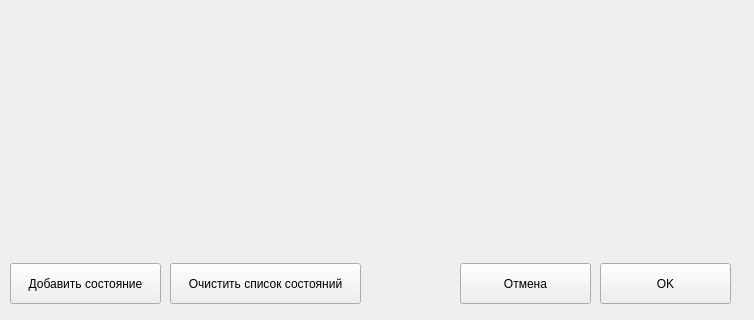
IrenPischulina/TestServer, file settransitions.ui: the form before one commit; both pictures show x 0 to 754 and y 297 to 617 of the 754 by 617 pixel window.
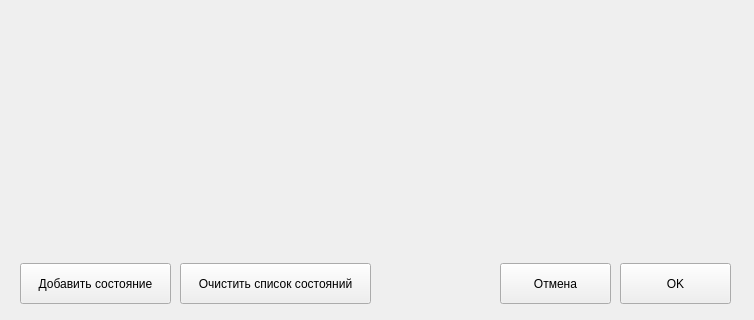
The form after the commit.

```diff
--- a/settransitions.ui
+++ b/settransitions.ui
@@ -13,19 +13,6 @@
   <property name="windowTitle">
    <string>Список переходов</string>
   </property>
-  <widget class="QPushButton" name="cancelButton">
-   <property name="geometry">
-    <rect>
-     <x>460</x>
-     <y>560</y>
-     <width>131</width>
-     <height>41</height>
-    </rect>
-   </property>
-   <property name="text">
-    <string>Отмена</string>
-   </property>
-  </widget>
   <widget class="QLabel" name="nameState">
    <property name="geometry">
     <rect>
@@ -65,9 +52,9 @@
   <widget class="QPushButton" name="okayButton">
    <property name="geometry">
     <rect>
-     <x>600</x>
+     <x>620</x>
      <y>560</y>
-     <width>131</width>
+     <width>111</width>
      <height>41</height>
     </rect>
    </property>
@@ -99,7 +86,7 @@
   <widget class="QPushButton" name="addStateButton">
    <property name="geometry">
     <rect>
-     <x>10</x>
+     <x>20</x>
      <y>560</y>
      <width>151</width>
      <height>41</height>
@@ -112,7 +99,7 @@
   <widget class="QPushButton" name="deleteButton">
    <property name="geometry">
     <rect>
-     <x>170</x>
+     <x>180</x>
      <y>560</y>
      <width>191</width>
      <height>41</height>
@@ -122,6 +109,19 @@
     <string>Очистить список состояний</string>
    </property>
   </widget>
+  <widget class="QPushButton" name="pushButton">
+   <property name="geometry">
+    <rect>
+     <x>500</x>
+     <y>560</y>
+     <width>111</width>
+     <height>41</height>
+    </rect>
+   </property>
+   <property name="text">
+    <string>Отмена</string>
+   </property>
+  </widget>
  </widget>
  <resources/>
  <connections/>
```
